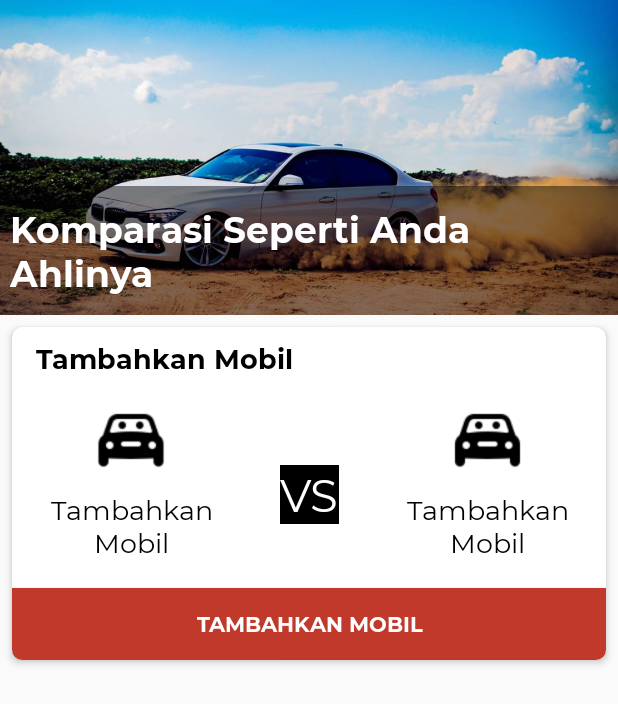
After one commit to ikaru19/CarArena, an Android app: the CompareActivity screen opened directly, with no data from a screen before it, on a phone screen of 412 x 824 dp. The commit adds this screen. Shown: the top 704 px of the screen. Run offline under Robolectric (Android 15) with nearby library versions, the phone set to English and light mode, and no system bars; libraries missing offline, so code that uses them is left out: io.paperdb; 2 statements that could not run were skipped.

Commit message:
add compare feature

```diff
--- a/app/build.gradle
+++ b/app/build.gradle
@@ -58,9 +58,12 @@ dependencies {
     implementation "android.arch.lifecycle:extensions:1.1.0"
     kapt "android.arch.lifecycle:compiler:1.1.0"
 
-// Room
+    // Room
     implementation "android.arch.persistence.room:runtime:1.0.0"
     kapt "android.arch.persistence.room:compiler:1.0.0"
 
+    //paper
+    implementation 'io.paperdb:paperdb:2.6'
+
 
 }
--- a/app/src/main/AndroidManifest.xml
+++ b/app/src/main/AndroidManifest.xml
@@ -11,7 +11,9 @@
         android:supportsRtl="true"
         android:theme="@style/AppTheme"
         android:usesCleartextTraffic="true">
-        <activity android:name=".activities.EmptyDataActivity"></activity>
+        <activity android:name=".activities.CompareActivity"></activity>
+        <activity android:name=".activities.DetailActivity" />
+        <activity android:name=".activities.EmptyDataActivity" />
         <activity android:name=".activities.ListActivity" />
         <activity android:name=".activities.BrandActivity" />
         <activity android:name=".activities.SplashActivity">
--- /dev/null
+++ b/app/src/main/java/com/ikaru/cararena/activities/CompareActivity.kt
@@ -0,0 +1,131 @@
+package com.ikaru.cararena.activities
+
+import android.content.Intent
+import android.os.Bundle
+import android.util.Log
+import android.view.View
+import android.widget.Toast
+import androidx.appcompat.app.AppCompatActivity
+import com.ikaru.cararena.R
+import com.ikaru.cararena.models.CarModel
+import io.paperdb.Paper
+import kotlinx.android.synthetic.main.activity_compare.*
+
+
+class CompareActivity : AppCompatActivity() {
+
+    val clickListener = View.OnClickListener { view ->
+        when (view.getId()) {
+            R.id.mobil_satu -> searchCar(0)
+            R.id.mobil_dua -> searchCar(1)
+            R.id.btn_compare_add -> searchCarEmpty()
+            R.id.btn_compare_go -> goCompare()
+            R.id.btn_compare_clear -> carClear()
+        }
+    }
+
+
+    var cars : ArrayList<CarModel> = ArrayList()
+    override fun onCreate(savedInstanceState: Bundle?) {
+        super.onCreate(savedInstanceState)
+        setContentView(R.layout.activity_compare)
+        mobil_satu.setOnClickListener(clickListener)
+        mobil_dua.setOnClickListener(clickListener)
+        btn_compare_go.setOnClickListener(clickListener)
+        btn_compare_add.setOnClickListener(clickListener)
+        btn_compare_go.visibility = View.GONE
+        btn_compare_clear.setOnClickListener(clickListener)
+        getPaperDB()
+        if(cars.isNotEmpty()){
+            if (cars.size > 1){
+                tv_car_dua.text = cars.get(1).car_name
+                btn_compare_go.visibility = View.VISIBLE
+                btn_compare_add.visibility = View.GONE
+            }
+
+            tv_car_satu.text = cars.get(0).car_name
+        }else{
+            btn_compare_clear.visibility = View.GONE
+
+        }
+
+
+        val intent = intent
+        if (intent.getParcelableArrayListExtra<CarModel>("test") == null){
+            Log.e("ASW","kosong")
+        }else{
+            cars = intent.getParcelableArrayListExtra<CarModel>("test")
+                Log.e("ASW",cars.get(0).car_name)
+        }
+
+    }
+
+
+    fun searchCar(params : Int){
+        Log.e("ASW","searchCar()")
+        when(params){
+           0 ->{
+               if (cars.isEmpty()){
+                   searchCarEmpty()
+               }else{
+//                   cars.removeAt(0)
+                   searchCarWithParam(0)
+               }
+
+            }
+            1 -> {
+                if (cars.size > 1){
+//                    cars.removeAt(1)
+                    searchCarWithParam(1)
+                }else{
+                    searchCarEmpty()
+                }
+
+            }
+
+        }
+    }
+
+    private fun searchCarEmpty(){
+        Log.e("ASW","empty Param")
+        Toast.makeText(this,"searchCar",Toast.LENGTH_LONG).show()
+        intent = Intent(applicationContext, BrandActivity::class.java)
+        intent.putExtra("from","compare")
+        startActivity(intent)
+    }
+
+    private fun searchCarWithParam(params: Int){
+        Log.e("ASW","with Param")
+        intent = Intent(applicationContext, BrandActivity::class.java)
+        intent.putExtra("from","compare")
+        intent.putExtra("change",params)
+        startActivity(intent)
+    }
+
+    private fun getPaperDB(){
+        Paper.init(this)
+        cars = Paper.book().read("cars", ArrayList())
+    }
+
+    fun save(){
+        Paper.book().write("cars",cars)
+    }
+
+    fun goCompare(){
+
+    }
+
+    fun carClear(){
+        Paper.book().destroy()
+        var new : ArrayList<CarModel> = ArrayList()
+        Paper.book().write("cars",new)
+        val refresh = Intent(this, CompareActivity::class.java)
+        finish()
+        overridePendingTransition(0, 0)
+        startActivity(refresh)
+        overridePendingTransition(0, 0)
+
+    }
+
+
+}
--- a/app/src/main/java/com/ikaru/cararena/adapters/CarAdapter.kt
+++ b/app/src/main/java/com/ikaru/cararena/adapters/CarAdapter.kt
@@ -6,13 +6,12 @@ import com.chad.library.adapter.base.BaseViewHolder
 import com.ikaru.cararena.R
 import com.ikaru.cararena.models.CarModel
 import com.squareup.picasso.Picasso
-import kotlinx.android.synthetic.main.item_car.*
 
 class CarAdapter(layoutResId: Int, data: List<CarModel>? = null ) :  BaseQuickAdapter<CarModel, BaseViewHolder>(layoutResId, data) {
     override fun convert(helper: BaseViewHolder, item: CarModel) {
-        helper.setText(R.id.tv_title_item_car, item.car_name)
+        helper.setText(R.id.tv_title_car_1, item.car_name)
         helper.setText(R.id.tv_price_item_car , item.harga_otr)
-        val myImageView: ImageView = helper.getView(R.id.iv_item_car)
+        val myImageView: ImageView = helper.getView(R.id.iv_compare_car_1)
         Picasso
             .get()
             .load(item.img1) // load the image
--- a/app/src/main/java/com/ikaru/cararena/dao/CarDao.kt
+++ b/app/src/main/java/com/ikaru/cararena/dao/CarDao.kt
@@ -19,6 +19,9 @@ interface CarDao {
     @Query("SELECT * FROM cars ORDER BY createdAt DESC LIMIT 5 ")
     fun getNewCar() : List<CarModel>
 
-    @Query("SELECT * FROM cars WHERE id_brand = :id_brand ORDER BY createdAt")
+    @Query("SELECT * FROM cars WHERE id_brand = :id_brand ORDER BY createdAt DESC")
     fun getNewCarByID(id_brand: Int) : List<CarModel>
+
+    @Query("SELECT * FROM cars WHERE id_brand = :id_brand AND car_name LIKE '%' || :car_name || '%' ORDER BY createdAt DESC")
+    fun getCarByName(car_name : String,id_brand: Int) : List<CarModel>
 }
--- /dev/null
+++ b/app/src/main/res/layout/activity_compare.xml
@@ -0,0 +1,189 @@
+<?xml version="1.0" encoding="utf-8"?>
+<androidx.constraintlayout.widget.ConstraintLayout xmlns:android="http://schemas.android.com/apk/res/android"
+    xmlns:app="http://schemas.android.com/apk/res-auto"
+    xmlns:tools="http://schemas.android.com/tools"
+    android:layout_width="match_parent"
+    android:layout_height="match_parent"
+    tools:context=".activities.CompareActivity">
+
+    <RelativeLayout
+        android:id="@+id/relativeLayout"
+        android:layout_width="424dp"
+        android:layout_height="210dp"
+        app:layout_constraintEnd_toEndOf="parent"
+        app:layout_constraintStart_toStartOf="parent"
+        app:layout_constraintTop_toTopOf="parent">
+
+        <ImageView
+            android:id="@+id/splash_imageview"
+            android:layout_width="fill_parent"
+            android:layout_height="fill_parent"
+            android:layout_centerInParent="true"
+            android:scaleType="centerCrop"
+            app:srcCompat="@drawable/compare_bg" />
+
+        <TextView
+            android:layout_width="wrap_content"
+            android:layout_height="wrap_content"
+            android:layout_alignParentBottom="true"
+            android:layout_centerInParent="true"
+            android:layout_gravity="center_horizontal"
+            android:layout_marginBottom="0dip"
+            android:background="#77000000"
+            android:fontFamily="@font/monserrat_bold"
+            android:padding="12dip"
+            android:text="Komparasi Seperti Anda Ahlinya"
+            android:textColor="#FFFFFF"
+            android:textSize="24sp" />
+
+    </RelativeLayout>
+
+    <androidx.cardview.widget.CardView
+        android:id="@+id/menu_compare"
+        android:layout_width="0dp"
+        android:layout_height="wrap_content"
+        android:layout_marginStart="8dp"
+        android:layout_marginTop="8dp"
+        android:layout_marginEnd="8dp"
+        app:cardCornerRadius="7dp"
+        app:cardElevation="3dp"
+        app:layout_constraintEnd_toEndOf="parent"
+        app:layout_constraintStart_toStartOf="parent"
+        app:layout_constraintTop_toBottomOf="@+id/relativeLayout">
+
+        <LinearLayout
+            android:layout_width="match_parent"
+            android:layout_height="wrap_content"
+            android:orientation="vertical"
+            android:weightSum="5">
+
+            <TextView
+                android:id="@+id/textView5"
+                android:layout_width="match_parent"
+                android:layout_height="wrap_content"
+                android:layout_marginLeft="16dp"
+                android:layout_marginTop="8dp"
+                android:fontFamily="@font/monserrat_bold"
+                android:text="Tambahkan Mobil"
+                android:textColor="#000000"
+                android:textSize="18sp" />
+
+            <LinearLayout
+                android:layout_width="match_parent"
+                android:layout_height="match_parent"
+                android:layout_weight="5"
+                android:orientation="horizontal"
+                android:weightSum="10">
+
+                <LinearLayout
+                    android:id="@+id/mobil_satu"
+                    android:layout_width="match_parent"
+                    android:layout_height="match_parent"
+                    android:layout_weight="3"
+                    android:background="#FFFFFF"
+                    android:gravity="center"
+                    android:orientation="vertical"
+                    android:padding="18dp">
+
+                    <ImageView
+                        android:id="@+id/imageView3"
+                        android:layout_width="match_parent"
+                        android:layout_height="50dp"
+                        android:layout_weight="3"
+                        app:srcCompat="@drawable/car_people" />
+
+                    <TextView
+                        android:id="@+id/tv_car_satu"
+                        android:layout_width="wrap_content"
+                        android:layout_height="wrap_content"
+                        android:layout_marginTop="8dp"
+                        android:fontFamily="@font/monserrat"
+                        android:gravity="center"
+                        android:text="Tambahkan Mobil"
+                        android:textColor="#000000"
+                        android:textSize="18sp" />
+                </LinearLayout>
+
+
+                <LinearLayout
+                    android:layout_width="match_parent"
+                    android:layout_height="match_parent"
+                    android:layout_weight="4"
+                    android:gravity="center">
+
+                    <TextView
+                        android:layout_width="wrap_content"
+                        android:layout_height="wrap_content"
+                        android:layout_marginTop="8dp"
+                        android:background="#000000"
+                        android:fontFamily="@font/monserrat"
+                        android:gravity="center"
+                        android:text="VS"
+                        android:textColor="#FFFFFF"
+                        android:textSize="30sp" />
+                </LinearLayout>
+
+                <LinearLayout
+                    android:id="@+id/mobil_dua"
+                    android:layout_width="match_parent"
+                    android:layout_height="match_parent"
+                    android:layout_weight="3"
+                    android:background="#FFFFFF"
+                    android:gravity="center"
+                    android:orientation="vertical"
+                    android:padding="18dp">
+
+                    <ImageView
+                        android:id="@+id/imageView4"
+                        android:layout_width="match_parent"
+                        android:layout_height="50dp"
+                        android:layout_weight="3"
+                        app:srcCompat="@drawable/car_people" />
+
+                    <TextView
+                        android:id="@+id/tv_car_dua"
+                        android:layout_width="match_parent"
+                        android:layout_height="wrap_content"
+                        android:layout_marginTop="8dp"
+                        android:layout_weight="3"
+                        android:fontFamily="@font/monserrat"
+                        android:gravity="center"
+                        android:text="Tambahkan Mobil"
+                        android:textColor="#000000"
+                        android:textSize="18sp" />
+                </LinearLayout>
+
+
+            </LinearLayout>
+
+            <Button
+                android:id="@+id/btn_compare_add"
+                android:layout_width="match_parent"
+                android:layout_height="wrap_content"
+                android:background="#C0392B"
+                android:fontFamily="@font/monserrat_bold"
+                android:text="TAMBAHKAN MOBIL"
+                android:textColor="#FFFFFF" />
+
+            <Button
+                android:id="@+id/btn_compare_go"
+                android:layout_width="match_parent"
+                android:layout_height="wrap_content"
+                android:background="#C0392B"
+                android:fontFamily="@font/monserrat_bold"
+                android:text="BANDINGKAN MOBIL"
+                android:layout_marginTop="8dp"
+                android:textColor="#FFFFFF" />
+
+            <Button
+                android:id="@+id/btn_compare_clear"
+                android:layout_width="match_parent"
+                android:layout_height="wrap_content"
+                android:background="#C0392B"
+                android:layout_marginTop="8dp"
+                android:fontFamily="@font/monserrat_bold"
+                android:text="HAPUS MOBIL"
+                android:textColor="#FFFFFF" />
+        </LinearLayout>
+    </androidx.cardview.widget.CardView>
+</androidx.constraintlayout.widget.ConstraintLayout>
```
Also changed, not shown: app/src/main/java/com/ikaru/cararena/activities/BrandActivity.kt (+14 -0 lines), app/src/main/java/com/ikaru/cararena/activities/DetailActivity.kt (added, +33 -0 lines), app/src/main/java/com/ikaru/cararena/activities/ListActivity.kt (+67 -1 lines), app/src/main/java/com/ikaru/cararena/activities/MainActivity.kt (+6 -2 lines), app/src/main/java/com/ikaru/cararena/repository/CarRepository.kt (+14 -0 lines), app/src/main/java/com/ikaru/cararena/utils/AuthenticationInterceptor.kt (added, +21 -0 lines), app/src/main/java/com/ikaru/cararena/utils/DataRepository.kt (+29 -3 lines), app/src/main/res/layout/activity_detail.xml (added, +162 -0 lines), app/src/main/res/layout/activity_list.xml (+15 -2 lines), app/src/main/res/layout/item_car.xml (+4 -4 lines), app/src/main/res/layout/item_car_full.xml (+4 -4 lines), app/src/main/res/drawable/compare_bg.jpg (added).
